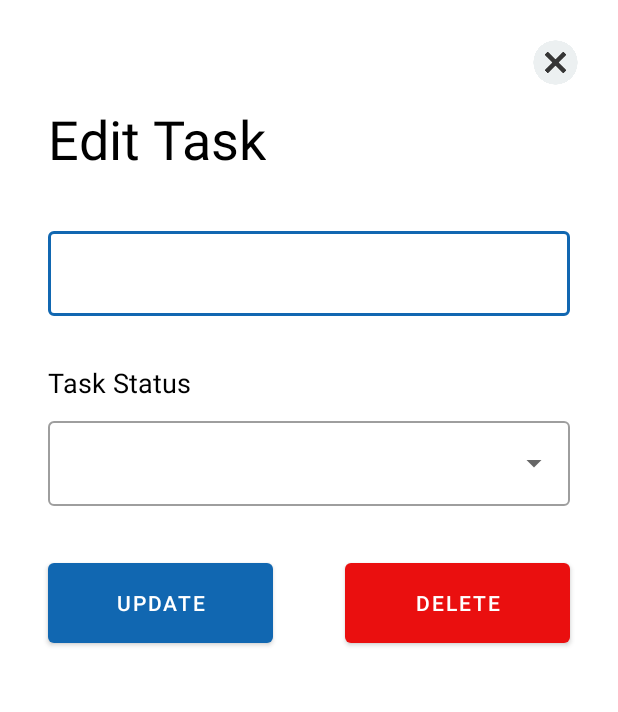
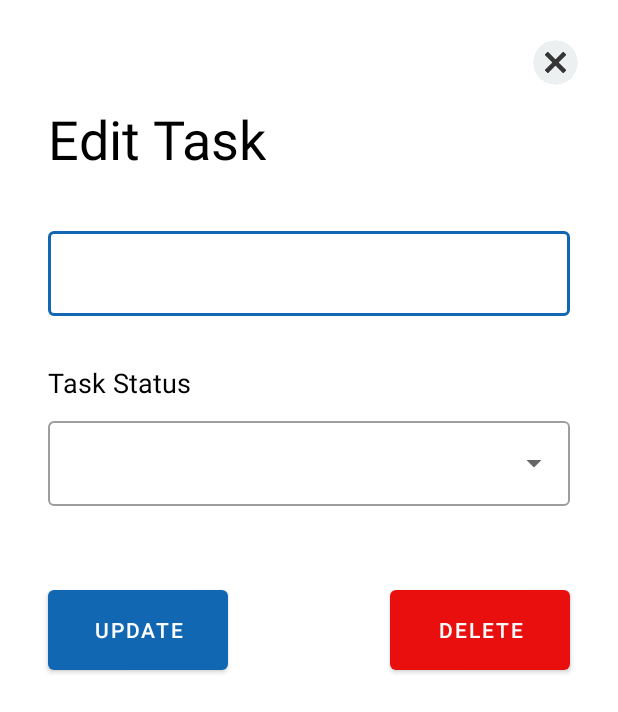
Before and after one commit to brwamirza/Task-manager, an Android app: the DetailActivity screen opened directly, with no data from a screen before it, on a phone screen of 412 x 824 dp. Shown: the top 712 px of the screen. Run offline under Robolectric (Android 15) with nearby library versions, the phone set to English and light mode, and no system bars; our stand-ins replace Firebase (no records; nobody signed in at launch, a user with empty details on screens opened directly); Roboto replaces fonts that are not available here.

Commit message:
updating layout

```diff
--- a/app/src/main/res/layout/activity_detail.xml
+++ b/app/src/main/res/layout/activity_detail.xml
@@ -17,7 +17,8 @@
         android:layout_width="match_parent"
         android:layout_height="match_parent"
         android:importantForAccessibility="no"
-       />
+        app:layout_constraintTop_toTopOf="parent"
+        tools:layout_editor_absoluteX="0dp" />
 
     <ImageView
         android:id="@+id/closeImage"
@@ -102,9 +103,9 @@
 
     <Button
         android:id="@+id/delete_button"
-        android:layout_width="150dp"
+        android:layout_width="120dp"
         android:layout_height="65dp"
-        android:layout_marginTop="32dp"
+        android:layout_marginTop="50dp"
         android:layout_marginEnd="32dp"
         android:text="@string/delete"
         android:textColor="#FFFFFF"
@@ -114,10 +115,10 @@
 
     <Button
         android:id="@+id/update_button"
-        android:layout_width="150dp"
+        android:layout_width="120dp"
         android:layout_height="65dp"
         android:layout_marginStart="32dp"
-        android:layout_marginTop="32dp"
+        android:layout_marginTop="50dp"
         android:text="@string/update"
         android:textColor="#FFFFFF"
         app:layout_constraintStart_toStartOf="parent"
```
